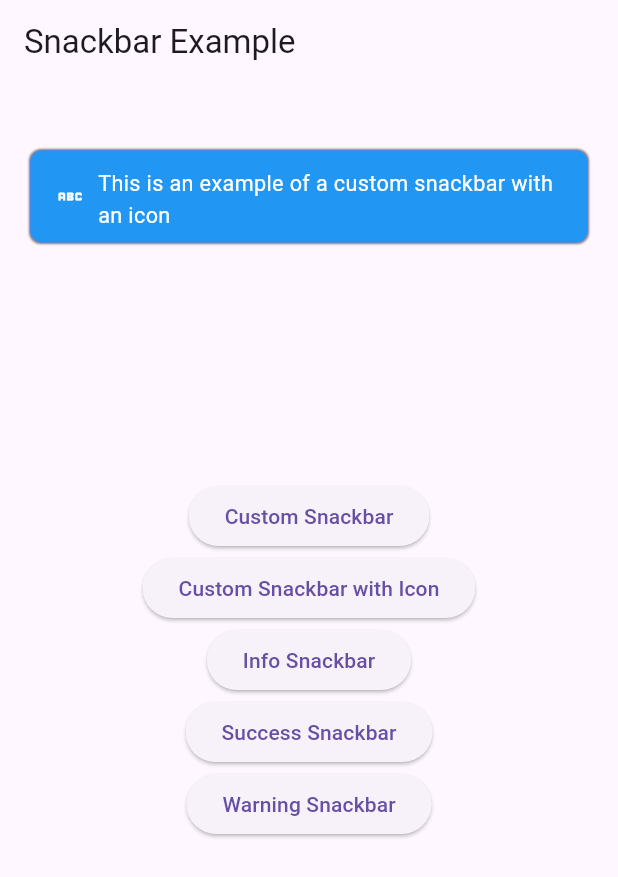
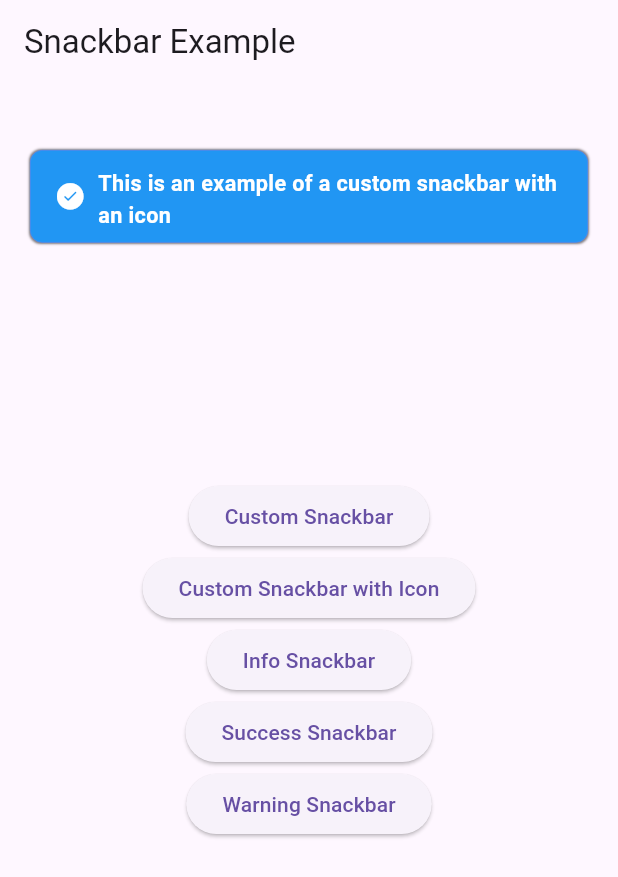
Before and after one commit to deb-sahu/top-snackbar, a Flutter app: the screen it shows after launch, after a tap on "Custom Snackbar with Icon", on a phone screen of 412 x 824 dp. Shown: the top 877 px of the screen. Run offline on Flutter 3.47's test engine with Material 3 defaults, Android fonts, the phone set to English and light mode, and no system bars.

Commit message:
Added new props

```diff
--- a/example/lib/main.dart
+++ b/example/lib/main.dart
@@ -1,3 +1,4 @@
+import 'package:flutter/cupertino.dart';
 import 'package:flutter/material.dart';
 import 'package:top_snackbar/top_snackbar.dart';
 
@@ -44,7 +45,7 @@ class ExamplePage extends StatelessWidget {
               onPressed: () {
                 CustomTopSnackbar.show(context,
                     'This is an example of a custom snackbar with an icon',
-                    leadingIcon: Icons.abc,
+                    leadingIcon: CupertinoIcons.checkmark_alt_circle_fill,
                     backgroundColor: Colors.blue,
                     borderColor: Colors.blueAccent);
               },
--- a/lib/styles.dart
+++ b/lib/styles.dart
@@ -1,6 +1,6 @@
 import 'package:flutter/material.dart';
 
-/// The class that contains the custom styles for the app.
+/// The class that contains the custom styles for the package.
 class Styles {
   /// The custom text style for the app.
   /// Uses the [MediaQuery] size factor to adjust the text size.
--- a/lib/top_snackbar.dart
+++ b/lib/top_snackbar.dart
@@ -19,6 +19,8 @@ class CustomTopSnackbar {
   /// - [Color] shadowColor (default: black)
   /// - [Color] iconColor (default: white)
   /// - [Color] textColor (default: white)
+  /// - [FontWeight] fontWeight (default: FontWeight.w600)
+  /// - [String] fontFamily (default: null) i.e. Make sure to add the font in the pubspec.yaml file before using it
   /// - [double] heightFactor (default: 0.075) i.e. 7.5% of screen height, uses [MediaQuery] to adjust height
   /// - [double] textSizeFactor (default: 0.035) i.e. 3.5% of screen width, uses [MediaQuery] to adjust text size
   /// - [double] iconSizeFactor (default: 0.025) i.e. 2.5% of screen width, uses [MediaQuery] to adjust icon size
@@ -47,6 +49,8 @@ class CustomTopSnackbar {
     Color shadowColor = Colors.black,
     Color iconColor = Colors.white,
     Color textColor = Colors.white,
+    FontWeight fontWeight = FontWeight.w600,
+    String? fontFamily,
     double heightFactor = 0.075,
     double textSizeFactor = 0.035,
     double iconSizeFactor = 0.025,
@@ -94,7 +98,10 @@ class CustomTopSnackbar {
                   child: Text(
                     message,
                     style: Styles.customText(context,
-                        color: textColor, sizeFactor: textSizeFactor),
+                        color: textColor,
+                        sizeFactor: textSizeFactor,
+                        weight: fontWeight,
+                        family: fontFamily),
                   ),
                 ),
               ],
@@ -223,8 +230,8 @@ class CustomTopSnackbar {
     CustomTopSnackbar.show(
       context,
       message,
-      backgroundColor: Colors.yellow,
-      borderColor: Colors.yellowAccent,
+      backgroundColor: Colors.amber,
+      borderColor: Colors.amberAccent,
       leadingIcon: Icons.warning_amber_outlined,
       duration: duration,
     );
--- a/pubspec.yaml
+++ b/pubspec.yaml
@@ -1,6 +1,6 @@
 name: top_snackbar
-description: A lightweight and easy-to-use Flutter library tailored for top snackbar notifications. Customize styles, colors, icons and more with the ease.
-version: 0.0.3
+description: A lightweight and easy-to-use flutter library tailored for top snackbar notifications. Customize styles, colors, icons and more with the ease.
+version: 0.0.4
 homepage: https://github.com/deb-sahu/top-snackbar
 
 environment:
```
Also changed, not shown: 2 other files.
